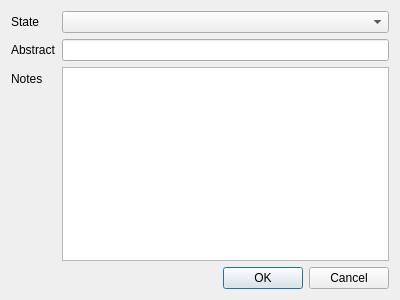
This is ui/intentdialog.ui in jgaa/f-crm as Qt 5 draws it before an edit. The edited form follows.
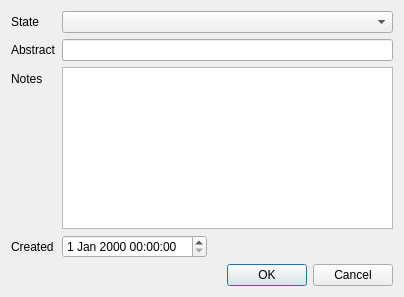
This is the edited form.

Commit message: Created start date in intent.

Diff of the .ui file:
```diff
--- a/ui/intentdialog.ui
+++ b/ui/intentdialog.ui
@@ -6,8 +6,8 @@
    <rect>
     <x>0</x>
     <y>0</y>
-    <width>400</width>
-    <height>300</height>
+    <width>404</width>
+    <height>297</height>
    </rect>
   </property>
   <property name="windowTitle">
@@ -16,6 +16,16 @@
   <layout class="QVBoxLayout" name="verticalLayout">
    <item>
     <layout class="QFormLayout" name="formLayout">
+     <item row="0" column="0">
+      <widget class="QLabel" name="label">
+       <property name="text">
+        <string>State</string>
+       </property>
+      </widget>
+     </item>
+     <item row="0" column="1">
+      <widget class="QComboBox" name="state"/>
+     </item>
      <item row="1" column="0">
       <widget class="QLabel" name="label_2">
        <property name="text">
@@ -36,15 +46,32 @@
      <item row="2" column="1">
       <widget class="QPlainTextEdit" name="notes"/>
      </item>
-     <item row="0" column="0">
-      <widget class="QLabel" name="label">
+     <item row="3" column="0">
+      <widget class="QLabel" name="label_4">
        <property name="text">
-        <string>State</string>
+        <string>Created</string>
        </property>
       </widget>
      </item>
-     <item row="0" column="1">
-      <widget class="QComboBox" name="state"/>
+     <item row="3" column="1">
+      <layout class="QHBoxLayout" name="horizontalLayout">
+       <item>
+        <widget class="QDateTimeEdit" name="createdDate"/>
+       </item>
+       <item>
+        <spacer name="horizontalSpacer_2">
+         <property name="orientation">
+          <enum>Qt::Horizontal</enum>
+         </property>
+         <property name="sizeHint" stdset="0">
+          <size>
+           <width>40</width>
+           <height>20</height>
+          </size>
+         </property>
+        </spacer>
+       </item>
+      </layout>
      </item>
     </layout>
    </item>
```
The commit also changes 6 other files.
